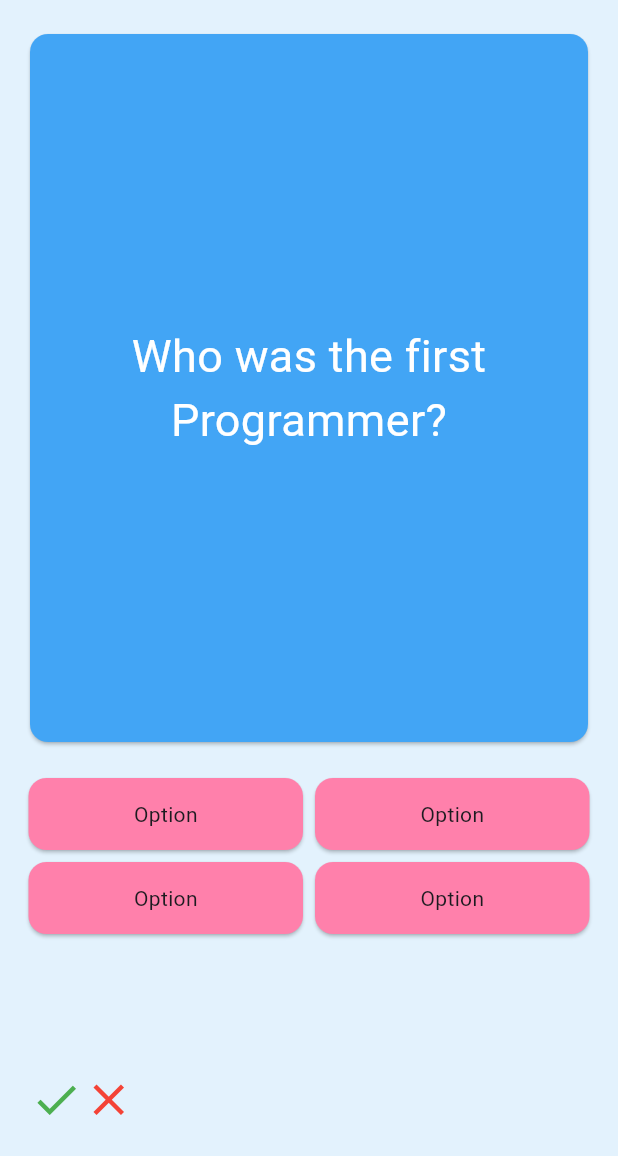
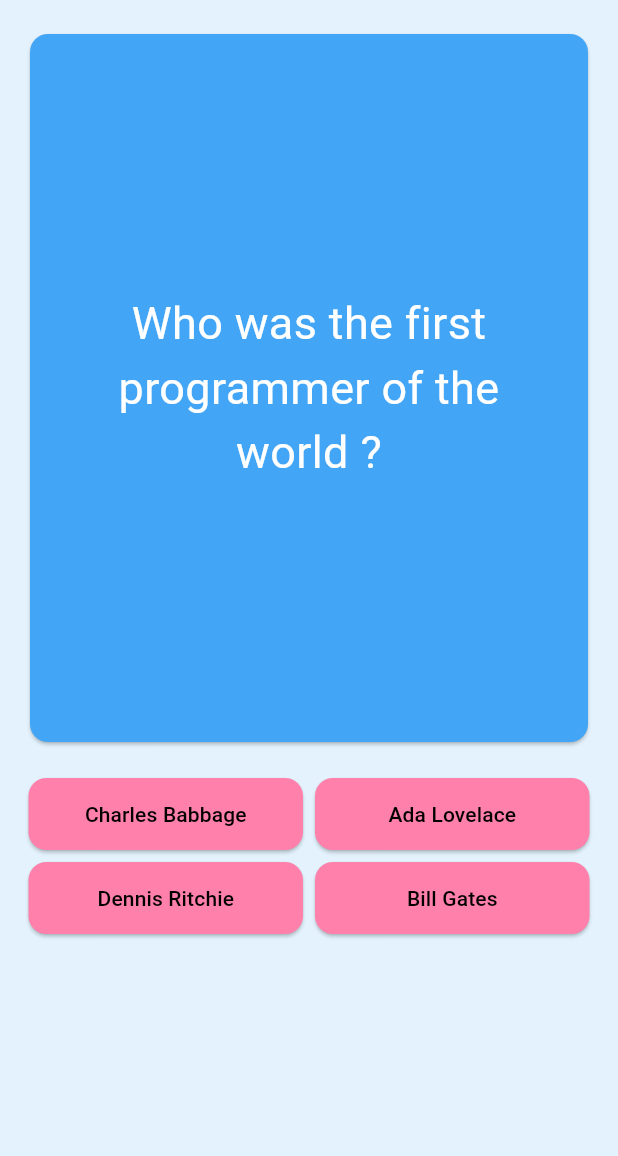
Before and after one commit to SmakshiA/my-quizzler, a Flutter app: the screen it shows after launch, on a phone screen of 412 x 824 dp, the part 80-1236 px from its top. Run offline on Flutter 3.47's test engine with Material 3 defaults, Android fonts, the phone set to English and light mode, and no system bars.

Commit message:
App Complete

```diff
--- /dev/null
+++ b/lib/Question.dart
@@ -0,0 +1,10 @@
+class Question{
+  String question="";
+  String answer="";
+  List<String> options=[];
+  Question(String q,String ans,List<String> opts){
+    this.question=q;
+    this.answer=ans;
+    this.options=opts;
+  }
+}
--- a/lib/main.dart
+++ b/lib/main.dart
@@ -1,6 +1,7 @@
 import 'package:flutter/cupertino.dart';
 import 'package:flutter/material.dart';
 import 'package:flutter/widgets.dart';
+import 'package:quizzler/Question.dart';
 
 void main() {
   runApp(
@@ -36,51 +37,130 @@ class QuizPage extends StatefulWidget {
 }
 
 class _QuizPageState extends State<QuizPage> {
+  int num = 0;
 
-  //build Option row
-  Row buildOptionRow() {
-    return Row(
-      // crossAxisAlignment: CrossAxisAlignment.stretch,
-      children: [
-        buildOption(),
-        buildOption(),
-      ],
-    );
-  }
+  List<Question> questions = [
+    Question('Who was the first programmer of the world ?', 'Ada Lovelace',
+        ['Charles Babbage', 'Ada Lovelace', 'Dennis Ritchie', 'Bill Gates']),
+    Question(
+        'How many heading tags are used in HTML ?', '6', ['1', '6', '4', '10']),
+    Question('Which language is used for Flutter Development ?', 'Dart',
+        ['Python', 'Java', 'Kotlin', 'Dart']),
+    Question('Which company developed Flutter?', 'Google',
+        ['Google', 'RedHat', 'Microsoft', 'Meta']),
+    Question('When is national technology day celebrated ?', '11th May',
+        ['1st June', '5th April', '11th May', '20th February'])
+  ];
 
-  // build a button
-  Expanded buildOption() {
-    return Expanded(
-      child: Card(
-        color: Colors.pinkAccent.shade100,
-        child: IconButton(
-          icon: Container(
-            child: Text('Option'),
-          ),
-          onPressed: () {},
-        ),
-      ),
-    );
-  }
+  List<Icon> scoreKeeper = [];
 
-  Expanded buildQuestionCard(){
+  Expanded buildQuestionCard(String question) {
     return Expanded(
       flex: 2,
       child: Card(
         color: Colors.blue.shade400,
         child: Container(
           alignment: Alignment.center,
+          margin: EdgeInsets.all(20.0),
           child: Text(
-            'Who was the first Programmer?',
+            question,
             textAlign: TextAlign.center,
-            style: TextStyle(
-                fontSize: 30.0,
-                color: Colors.white
-            ),
+            style: TextStyle(fontSize: 30.0, color: Colors.white),
           ),
         ),
         margin: EdgeInsets.all(20.0),
       ),
+    );
+  }
+
+  //build Option row
+  Row buildOptionRow(String op1, String op2) {
+    return Row(
+      // crossAxisAlignment: CrossAxisAlignment.stretch,
+      children: [
+        buildOption(op1),
+        buildOption(op2),
+      ],
+    );
+  }
+
+  // build a button
+  Expanded buildOption(String op) {
+    return Expanded(
+      child: Card(
+        color: Colors.pinkAccent.shade100,
+        child: TextButton(
+          child: Text(
+            op,
+            style: TextStyle(color: Colors.black),
+          ),
+          onPressed: () {
+            setState(() {
+              String ans = questions[num].answer;
+              if (ans == op) {
+                scoreKeeper.add(buildCheckIcon());
+              } else {
+                scoreKeeper.add(buildCrossIcon());
+              }
+              num++;
+            });
+            if (num== 5) {
+              num = 0;
+              setState(() {
+                _showGameOverDialog();
+                // scoreKeeper.removeRange(0, 5);
+              });
+            }
+
+          },
+        ),
+      ),
+    );
+  }
+
+  //build a check icon
+  Icon buildCheckIcon() {
+    return Icon(
+      Icons.check,
+      color: Colors.green,
+      size: 37.0,
+    );
+  }
+
+  //build a cross icon
+  Icon buildCrossIcon() {
+    return Icon(
+      Icons.close,
+      color: Colors.red,
+      size: 37.0,
+    );
+  }
+
+  void _showGameOverDialog() {
+    showDialog(
+      context: context,
+      builder: (BuildContext context) {
+        return AlertDialog(
+          title: Text('Game Over'),
+          actions: <Widget>[
+            TextButton(
+              onPressed: () {
+                setState(() {
+                  scoreKeeper.removeRange(0, 5);
+                });
+                Navigator.of(context).pop(); // Close the dialog
+              },
+              child: Text(
+                'Close',
+                style: TextStyle(
+                  color: Colors.blue.shade900,
+
+                ),
+              ),
+            ),
+          ],
+        );
+      },
     );
   }
 
@@ -89,7 +169,7 @@ class _QuizPageState extends State<QuizPage> {
     return Center(
       child: Column(
         children: [
-          buildQuestionCard(),
+          buildQuestionCard(questions[num].question),
           Expanded(
             child: Column(
               mainAxisAlignment: MainAxisAlignment.spaceBetween,
@@ -98,8 +178,10 @@ class _QuizPageState extends State<QuizPage> {
                   margin: EdgeInsets.only(left: 15.0, right: 15.0),
                   child: Column(
                     children: [
-                      buildOptionRow(),
-                      buildOptionRow(),
+                      buildOptionRow(
+                          questions[num].options[0], questions[num].options[1]),
+                      buildOptionRow(
+                          questions[num].options[2], questions[num].options[3]),
                     ],
                   ),
                 ),
@@ -107,18 +189,8 @@ class _QuizPageState extends State<QuizPage> {
                   padding: const EdgeInsets.all(20.0),
                   child: Row(
                     crossAxisAlignment: CrossAxisAlignment.end,
-                    children: [
-                      Icon(
-                        Icons.check,
-                        color: Colors.green,
-                        size: 35.0,
-                      ),
-                      Icon(
-                        Icons.close,
-                        color: Colors.red,
-                        size: 35.0,
-                      ),
-                    ],
+                    // mainAxisAlignment: MainAxisAlignment.center,
+                    children: scoreKeeper,
                   ),
                 )
               ],
```
